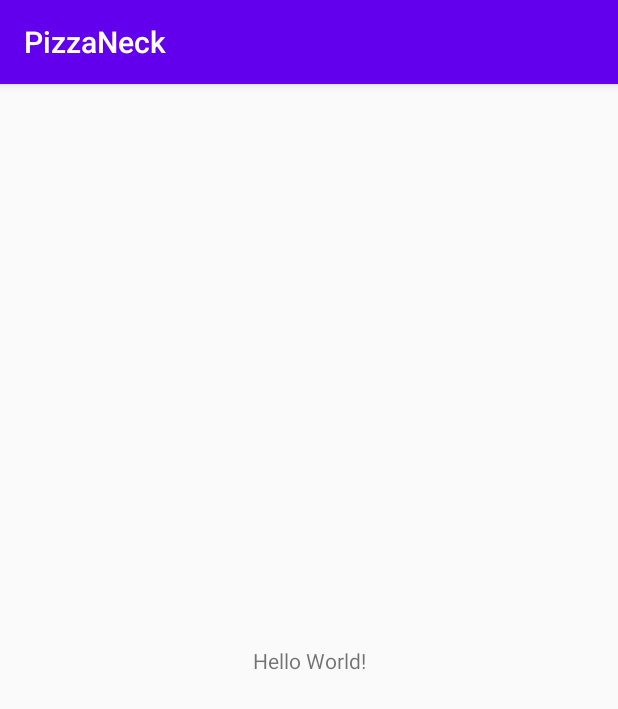
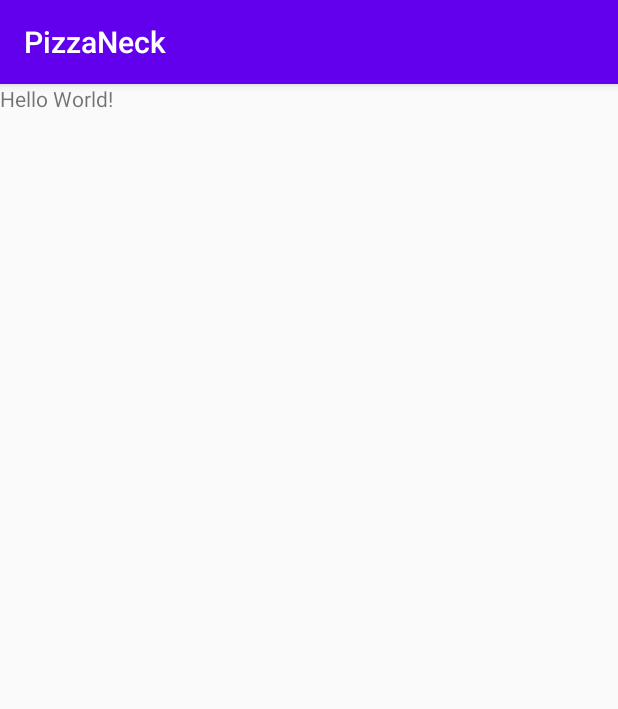
Before and after one commit to syg9272/-, an Android app: the screen it shows after launch (MainActivity), on a phone screen of 412 x 824 dp. Shown: the top 709 px of the screen. Run offline under Robolectric (Android 15) with nearby library versions, the phone set to English and light mode, and no system bars.

Commit message:
android version update

```diff
--- a/app/src/main/res/layout/activity_main.xml
+++ b/app/src/main/res/layout/activity_main.xml
@@ -1,9 +1,11 @@
 <?xml version="1.0" encoding="utf-8"?>
-<androidx.constraintlayout.widget.ConstraintLayout xmlns:android="http://schemas.android.com/apk/res/android"
+<LinearLayout
+    xmlns:android="http://schemas.android.com/apk/res/android"
     xmlns:app="http://schemas.android.com/apk/res-auto"
     xmlns:tools="http://schemas.android.com/tools"
     android:layout_width="match_parent"
     android:layout_height="match_parent"
+    android:orientation="vertical"
     tools:context=".MainActivity">
 
     <TextView
@@ -15,4 +17,4 @@
         app:layout_constraintRight_toRightOf="parent"
         app:layout_constraintTop_toTopOf="parent" />
 
-</androidx.constraintlayout.widget.ConstraintLayout>
+</LinearLayout>
```
